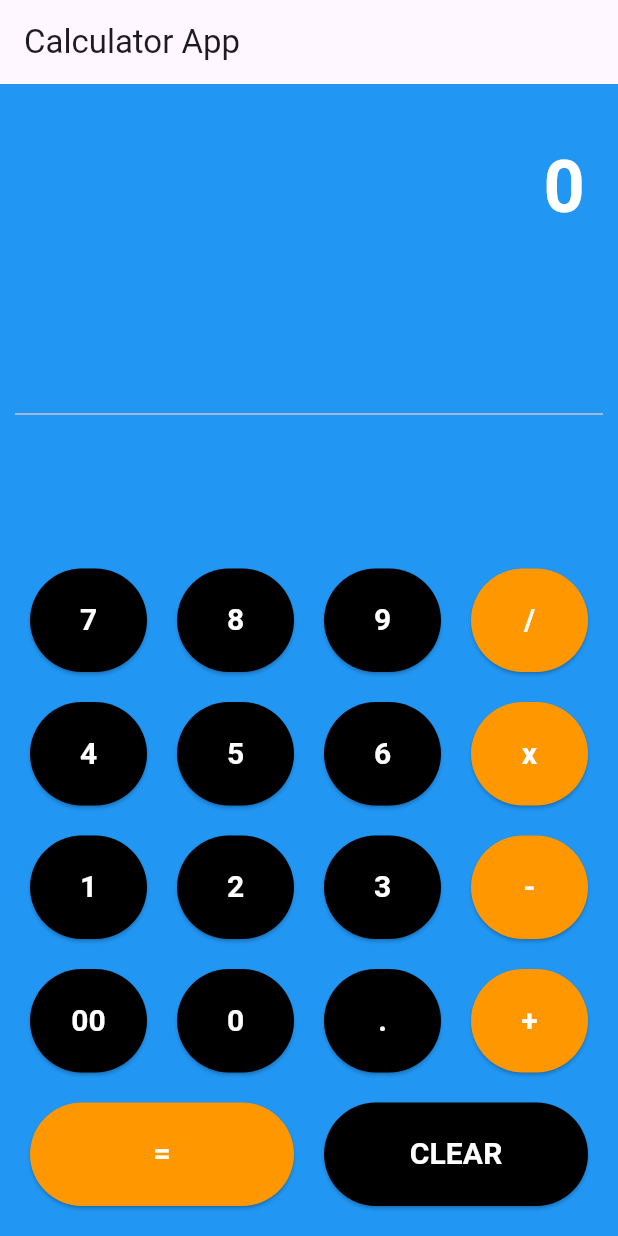
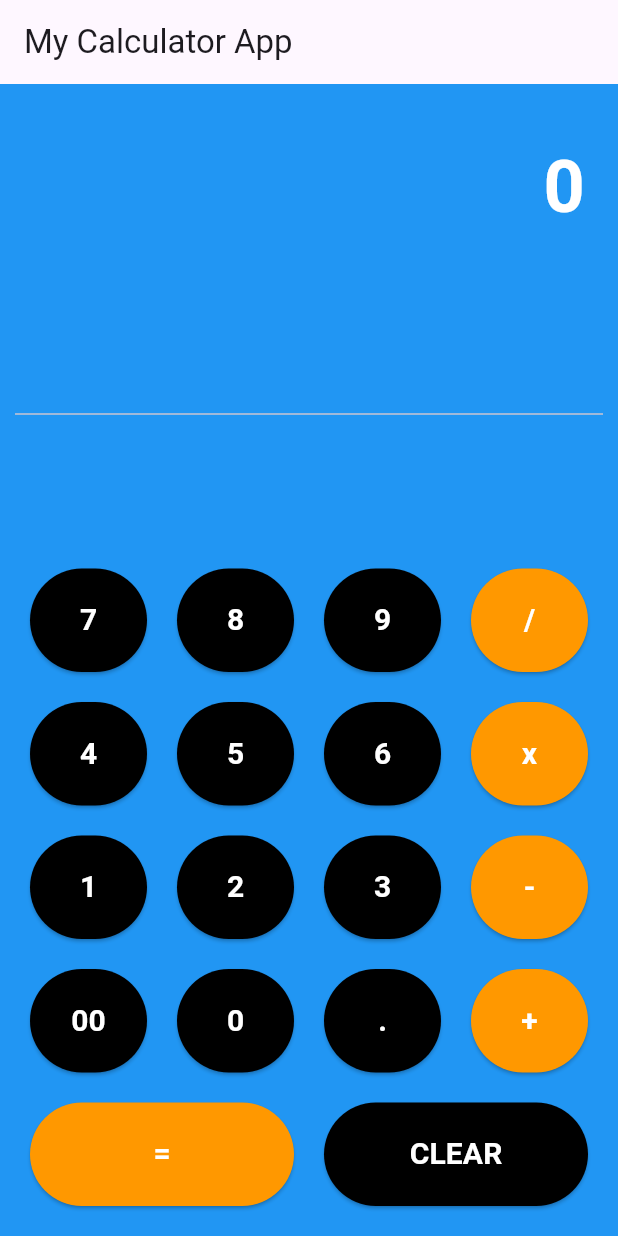
Before and after one commit to nikhilgoud003/Calculator_app, a Flutter app: the screen it shows after launch, on a phone screen of 412 x 824 dp. Run offline on Flutter 3.47's test engine with Material 3 defaults, Android fonts, the phone set to English and light mode, and no system bars.

Commit message:
Made final minor fixes in code

```diff
--- a/lib/main.dart
+++ b/lib/main.dart
@@ -8,7 +8,7 @@ class CalculatorApp extends StatelessWidget {
   @override
   Widget build(BuildContext context) {
     return MaterialApp(
-      title: 'Calculator App',
+      title: 'My Calculator App',
       theme: ThemeData(
         primarySwatch: Colors.blue,
         visualDensity: VisualDensity.adaptivePlatformDensity,
@@ -102,7 +102,7 @@ class _CalculatorState extends State<Calculator> {
   Widget build(BuildContext context) {
     return Scaffold(
       appBar: AppBar(
-        title: Text("Calculator App"),
+        title: Text("My Calculator App"),
       ),
       backgroundColor: Colors.blue,
       body: Container(
```
